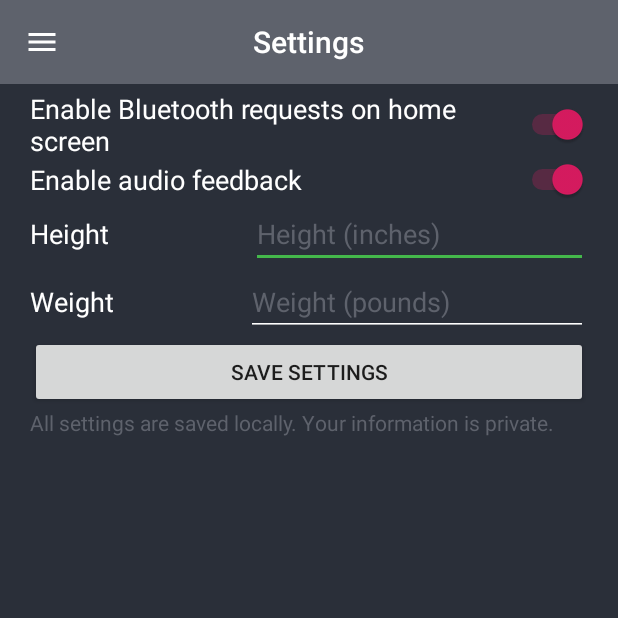
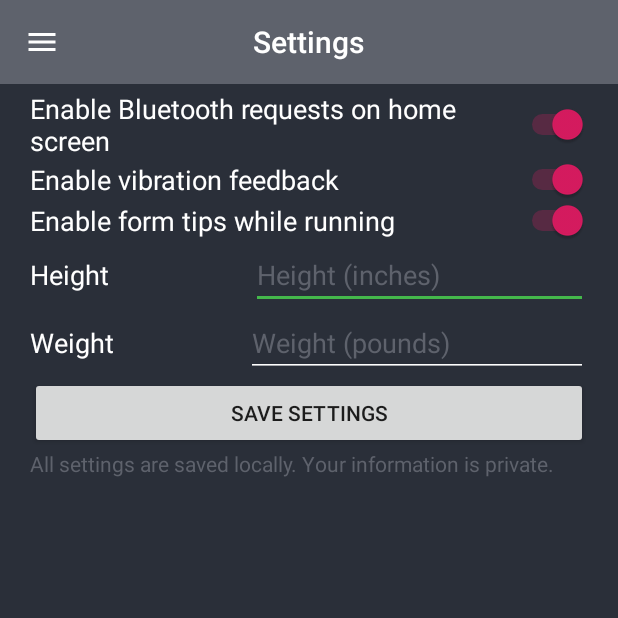
Before and after one commit to kmhall/Strogger, an Android app: the SettingsActivity screen opened directly, with no data from a screen before it, on a phone screen of 412 x 824 dp, the top half of it. Run offline under Robolectric (Android 15) with nearby library versions, the light colour scheme and no system bars; our stand-ins replace Firebase (no records; nobody signed in at launch, a user with empty details on screens opened directly); libraries missing offline, so code that uses them is left out: com.github.mikephil.charting; 2 statements that could not run were skipped.

Commit message:
Setting for running popups. Max lengths on settings/my profile inputs

```diff
--- a/app/src/main/java/com/strogger/strogger/GlobalVariables.java
+++ b/app/src/main/java/com/strogger/strogger/GlobalVariables.java
@@ -3,7 +3,7 @@ package com.strogger.strogger;
 public class GlobalVariables {
     public static boolean bluetoothPopupSwitch = true;
     public static boolean audioPopupSwitch = true;
+    public static boolean runningPopupSwitch = true;
     public static int weightValue;
     public static int heightValue;
-
 }
--- a/app/src/main/java/com/strogger/strogger/SettingsActivity.java
+++ b/app/src/main/java/com/strogger/strogger/SettingsActivity.java
@@ -14,6 +14,7 @@ import android.widget.TextView;
 
 import static com.strogger.strogger.GlobalVariables.audioPopupSwitch;
 import static com.strogger.strogger.GlobalVariables.bluetoothPopupSwitch;
+import static com.strogger.strogger.GlobalVariables.runningPopupSwitch;
 import static com.strogger.strogger.GlobalVariables.heightValue;
 import static com.strogger.strogger.GlobalVariables.weightValue;
 
@@ -21,6 +22,7 @@ public class SettingsActivity extends AccountActivity {
 
     private Switch bluetoothPopup;
     private Switch audioPopup;
+    private Switch runningPopup;
     private EditText heightVal;
     private EditText weightVal;
     private Button saveButton;
@@ -61,6 +63,19 @@ public class SettingsActivity extends AccountActivity {
 
                 SharedPreferences.Editor editor = sharedpreferences.edit();
                 editor.putBoolean("audioPopupSwitch", isChecked);
+                editor.apply();
+            }
+        });
+
+        runningPopup = findViewById(R.id.runningPopup);
+        runningPopupSwitch = sharedpreferences.getBoolean("runningPopupSwitch", true);
+        runningPopup.setChecked(runningPopupSwitch);
+        runningPopup.setOnCheckedChangeListener(new CompoundButton.OnCheckedChangeListener() {
+            public void onCheckedChanged(CompoundButton buttonView, boolean isChecked) {
+                runningPopupSwitch = isChecked;
+
+                SharedPreferences.Editor editor = sharedpreferences.edit();
+                editor.putBoolean("runningPopupSwitch", isChecked);
                 editor.apply();
             }
         });
--- a/app/src/main/res/layout/my_profile.xml
+++ b/app/src/main/res/layout/my_profile.xml
@@ -54,9 +54,10 @@
                     android:id="@+id/profile_first"
                     android:layout_width="match_parent"
                     android:layout_height="match_parent"
+                    android:digits="ABCDEFGHIJKLMNOPQRSTUVWXYZabcdefghijklmnopqrstuvwxyz-"
                     android:hint="ex. John"
-                    android:digits="ABCDEFGHIJKLMNOPQRSTUVWXYZabcdefghijklmnopqrstuvwxyz-"
                     android:inputType="textPersonName"
+                    android:maxLength="30"
                     android:textColor="@color/lightText" />
             </LinearLayout>
             <LinearLayout
@@ -82,6 +83,7 @@
                     android:digits="ABCDEFGHIJKLMNOPQRSTUVWXYZabcdefghijklmnopqrstuvwxyz-"
                     android:hint="ex. Smith"
                     android:inputType="textPersonName"
+                    android:maxLength="30"
                     android:textColor="@color/lightText" />
             </LinearLayout>
 
@@ -107,6 +109,7 @@
                     android:layout_height="match_parent"
                     android:hint="ex. 1237891234"
                     android:inputType="date"
+                    android:maxLength="12"
                     android:textColor="@color/lightText" />
         </LinearLayout>
 
@@ -135,6 +138,7 @@
                     android:ems="10"
                     android:hint="ex. 1990"
                     android:inputType="date"
+                    android:maxLength="4"
                     android:textColor="@color/lightText" />
             </LinearLayout>
 
--- a/app/src/main/res/layout/settings.xml
+++ b/app/src/main/res/layout/settings.xml
@@ -20,33 +20,43 @@ android:background="@color/background"
         android:textSize="18sp" />
 
     <Switch
-        android:textColor="@color/lightText"
+        android:id="@+id/audioPopup"
 
-        android:id="@+id/audioPopup"
         android:layout_width="match_parent"
         android:layout_height="wrap_content"
         android:layout_below="@id/bluetoothPopup"
-        android:text="Enable audio feedback"
+        android:text="Enable vibration feedback"
+        android:textColor="@color/lightText"
+        android:textSize="18sp" />
+
+    <Switch
+        android:id="@+id/runningPopup"
+
+        android:layout_width="match_parent"
+        android:layout_height="wrap_content"
+        android:layout_below="@id/audioPopup"
+        android:text="Enable form tips while running"
+        android:textColor="@color/lightText"
         android:textSize="18sp" />
 
     <LinearLayout
-        app:theme="@style/textInput2"
+        android:id="@+id/height"
 
-        android:id="@+id/height"
         android:layout_width="match_parent"
         android:layout_height="wrap_content"
-        android:layout_below="@id/audioPopup"
-        android:orientation="horizontal">
+        android:layout_below="@id/runningPopup"
+        android:orientation="horizontal"
+        app:theme="@style/textInput2">
 
         <TextView
-            android:textColor="@color/lightText"
+            android:id="@+id/heightText"
 
-            android:id="@+id/heightText"
             android:layout_width="wrap_content"
             android:layout_height="wrap_content"
             android:layout_weight="1"
             android:text="Height"
-             android:textSize="18sp" />
+            android:textColor="@color/lightText"
+            android:textSize="18sp" />
 
         <EditText
             android:id="@+id/heightVal"
@@ -56,6 +66,7 @@ android:background="@color/background"
             android:editable="true"
             android:hint="Height (inches)"
             android:inputType="number"
+            android:maxLength="2"
             android:maxLines="1"
             android:textColor="@color/lightText"
             android:textSize="18sp" />
@@ -89,6 +100,7 @@ android:background="@color/background"
             android:editable="true"
             android:hint="Weight (pounds)"
             android:inputType="number"
+            android:maxLength="3"
             android:maxLines="1"
             android:textColor="@color/lightText"
             android:textSize="18sp" />
```
Also changed, not shown: app/src/main/java/com/strogger/strogger/CurrentRunActivity.java (+3 -12 lines).
